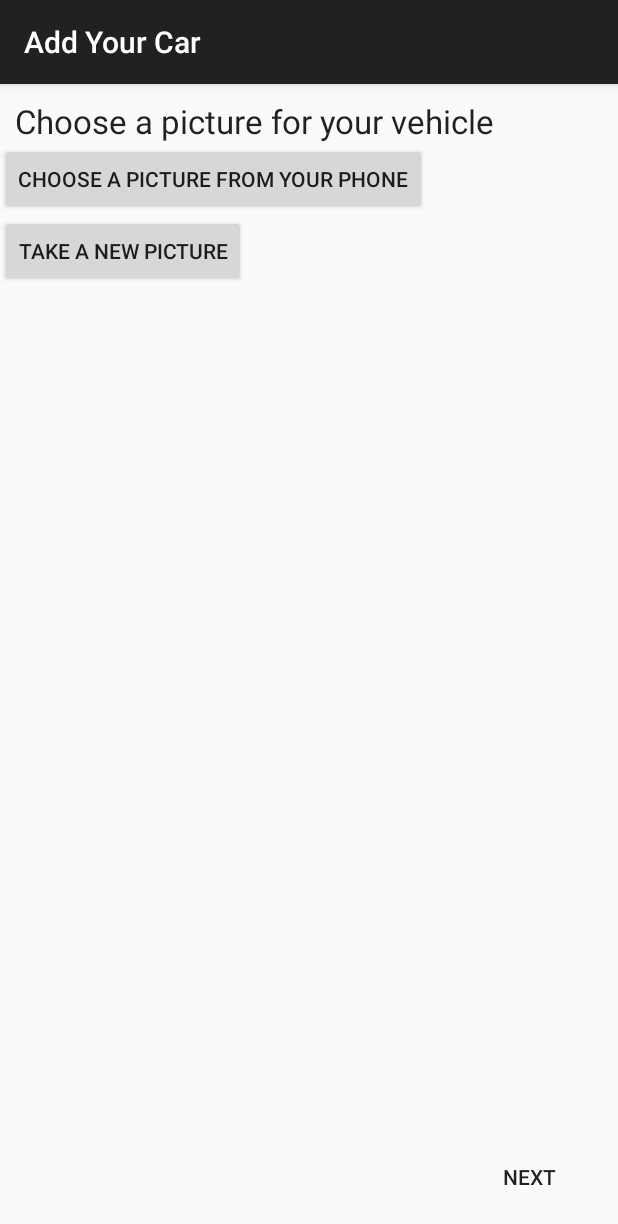
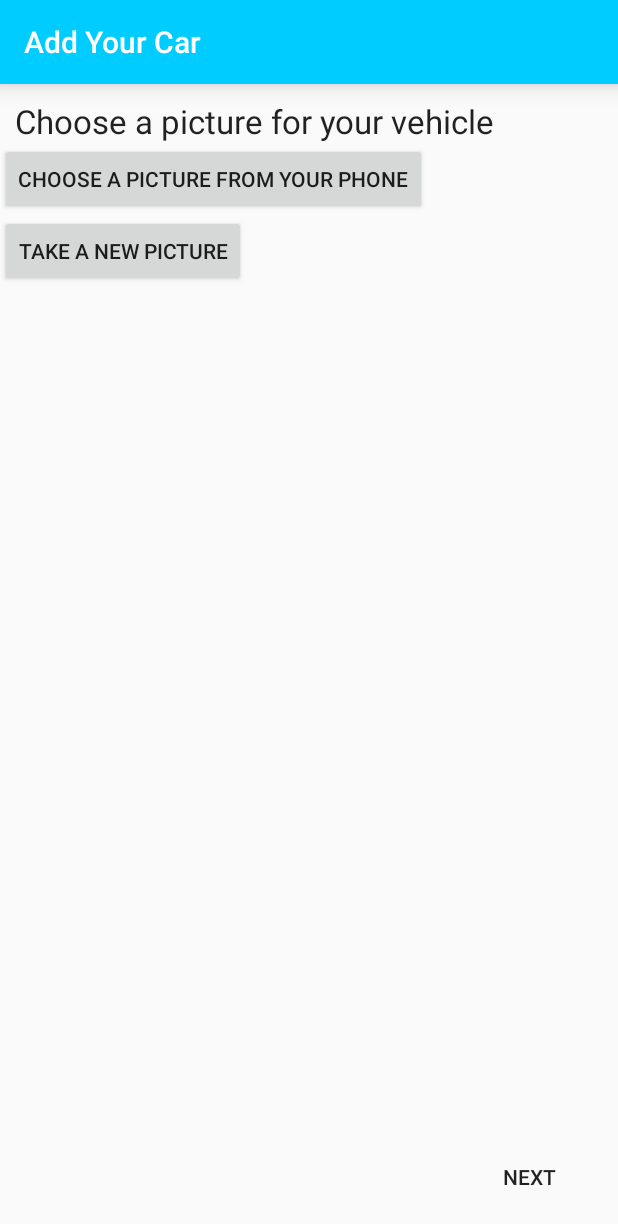
Before and after one commit to PaulKlauser/autologger, an Android app: the screen it shows after launch (AddCarActivity), after a tap on "NEXT", on a phone screen of 412 x 824 dp. Shown: the top 1224 px of the screen. Run offline under Robolectric (Android 15) with nearby library versions, the phone set to English and light mode, and no system bars; libraries missing offline, so code that uses them is left out: com.soundcloud.android; network calls fail; pictures from the network do not load.

Commit message:
Coming along

```diff
--- a/app/src/main/AndroidManifest.xml
+++ b/app/src/main/AndroidManifest.xml
@@ -24,6 +24,7 @@
             </intent-filter>
         </activity>
         <activity android:name="com.soundcloud.android.crop.CropImageActivity" />
+        <activity android:name=".ui.cardetails.CarDetailsActivity"/>
     </application>
 
 </manifest>
--- a/app/src/main/java/paulklauser/gastracker/ui/BaseActivity.java
+++ b/app/src/main/java/paulklauser/gastracker/ui/BaseActivity.java
@@ -3,6 +3,9 @@ package paulklauser.gastracker.ui;
 import android.content.SharedPreferences;
 import android.os.Bundle;
 import android.support.v7.app.AppCompatActivity;
+import android.support.v7.widget.Toolbar;
+
+import paulklauser.gastracker.R;
 
 /**
  * Created by ert34 on 8/24/2015.
@@ -15,6 +18,7 @@ public abstract class BaseActivity extends AppCompatActivity {
     protected void onPostCreate(Bundle savedInstanceState) {
         super.onPostCreate(savedInstanceState);
         mSharedPreferences = getSharedPreferences("Base", 0);
+        setSupportActionBar((Toolbar) findViewById(R.id.toolbar));
     }
 
     protected void setIsFirstLaunch(boolean isFirst) {
--- a/app/src/main/java/paulklauser/gastracker/ui/carlist/CarListAdapter.java
+++ b/app/src/main/java/paulklauser/gastracker/ui/carlist/CarListAdapter.java
@@ -45,8 +45,7 @@ public class CarListAdapter extends RecyclerView.Adapter<CarListAdapter.ViewHold
     @Override
     public ViewHolder onCreateViewHolder(ViewGroup viewGroup, int i) {
         View v = LayoutInflater.from(viewGroup.getContext()).inflate(R.layout.row_car, viewGroup, false);
-        ViewHolder vh = new ViewHolder(v);
-        return vh;
+        return new ViewHolder(v);
     }
 
     @Override
--- a/app/src/main/res/layout/activity_add_car.xml
+++ b/app/src/main/res/layout/activity_add_car.xml
@@ -1,5 +1,14 @@
-<FrameLayout
+<LinearLayout
     xmlns:android="http://schemas.android.com/apk/res/android"
-    android:id="@+id/add_car_frame"
     android:layout_width="match_parent"
-    android:layout_height="match_parent"/>
+    android:layout_height="match_parent"
+    android:orientation="vertical">
+    <include
+        android:id="@+id/toolbar"
+        layout="@layout/component_toolbar"/>
+    <FrameLayout
+        xmlns:android="http://schemas.android.com/apk/res/android"
+        android:id="@+id/add_car_frame"
+        android:layout_width="match_parent"
+        android:layout_height="match_parent"/>
+</LinearLayout>
--- a/app/src/main/res/layout/activity_car_list.xml
+++ b/app/src/main/res/layout/activity_car_list.xml
@@ -3,9 +3,11 @@
     android:orientation="vertical"
     android:layout_width="match_parent"
     android:layout_height="match_parent">
+    <include
+        android:id="@+id/toolbar"
+        layout="@layout/component_toolbar"/>
     <android.support.v7.widget.RecyclerView
         android:id="@+id/car_list"
         android:layout_width="match_parent"
         android:layout_height="match_parent"/>
-
 </LinearLayout>
--- /dev/null
+++ b/app/src/main/res/layout/component_toolbar.xml
@@ -0,0 +1,13 @@
+<?xml version="1.0" encoding="utf-8"?>
+<android.support.v7.widget.Toolbar
+    xmlns:android="http://schemas.android.com/apk/res/android"
+    xmlns:app="http://schemas.android.com/apk/res-auto"
+    android:orientation="vertical"
+    android:layout_width="match_parent"
+    android:layout_height="?attr/actionBarSize"
+    android:title="@string/app_name"
+    app:titleTextColor="@android:color/primary_text_dark"
+    android:background="@color/blue"
+    android:elevation="10dp">
+
+</android.support.v7.widget.Toolbar>
--- a/app/src/main/res/layout/row_car.xml
+++ b/app/src/main/res/layout/row_car.xml
@@ -7,7 +7,9 @@
     <android.support.v7.widget.CardView
         android:layout_width="match_parent"
         android:layout_height="match_parent"
-        android:layout_margin="10dp">
+        android:layout_margin="10dp"
+        android:clickable="true"
+        android:foreground="?attr/selectableItemBackground">
         <RelativeLayout
             android:layout_width="match_parent"
             android:layout_height="match_parent"
--- a/app/src/main/res/values/strings.xml
+++ b/app/src/main/res/values/strings.xml
@@ -17,4 +17,5 @@
     <string name="yes">Yes</string>
     <string name="no">No</string>
     <string name="add_car">Add Car</string>
+    <string name="delete_car">Delete Car</string>
 </resources>
--- a/app/src/main/res/values/styles.xml
+++ b/app/src/main/res/values/styles.xml
@@ -1,9 +1,14 @@
 <resources>
 
     <!-- Base application theme. -->
-    <style name="AppTheme" parent="Theme.AppCompat.Light.DarkActionBar">
+    <style name="AppTheme" parent="Theme.AppCompat.Light.NoActionBar">
         <!-- Customize your theme here. -->
         <item name="android:textColor">@color/primary_text_default_material_light</item>
+        <item name="colorPrimary">@color/blue</item>
+        <item name="colorPrimaryDark">@color/blue_dark</item>
     </style>
 
+    <color name="blue">#00CCFF</color>
+    <color name="blue_dark">#008FB2</color>
+
 </resources>
```
Also changed, not shown: app/src/main/java/paulklauser/gastracker/ui/cardetails/CarDetailsActivity.java (added, +12 -0 lines), app/src/main/res/layout/activity_car_details.xml (added, +21 -0 lines).
